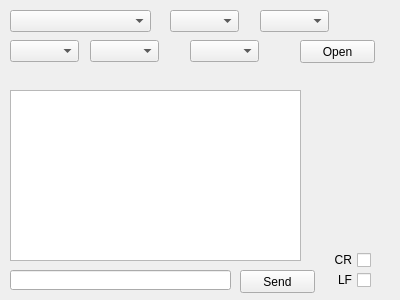
MrHause/CommunicationTester, file serial.ui: the form before one commit.
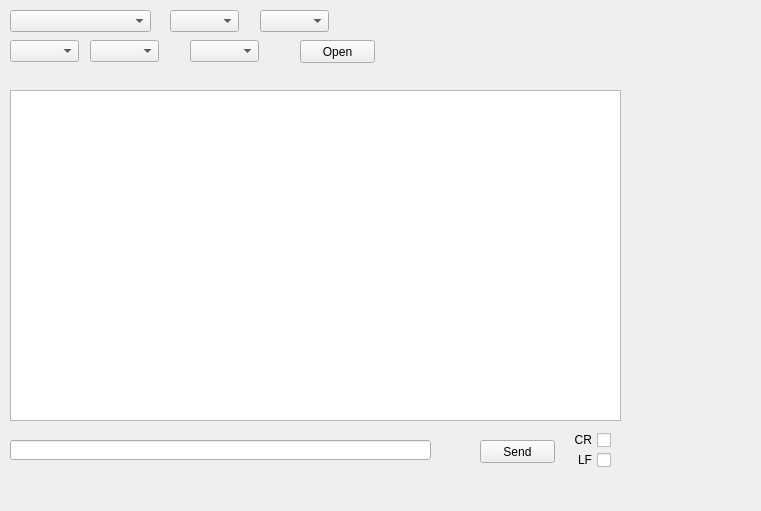
The form after the commit.

Commit message: obsluga cr/lf + deaktywacji serial opcji

The edit to the form file:
```diff
--- a/serial.ui
+++ b/serial.ui
@@ -6,10 +6,16 @@
    <rect>
     <x>0</x>
     <y>0</y>
-    <width>400</width>
-    <height>300</height>
+    <width>761</width>
+    <height>511</height>
    </rect>
   </property>
+  <property name="sizePolicy">
+   <sizepolicy hsizetype="Fixed" vsizetype="Fixed">
+    <horstretch>0</horstretch>
+    <verstretch>0</verstretch>
+   </sizepolicy>
+  </property>
   <property name="windowTitle">
    <string>Form</string>
   </property>
@@ -41,8 +47,8 @@
     <rect>
      <x>10</x>
      <y>90</y>
-     <width>291</width>
-     <height>171</height>
+     <width>611</width>
+     <height>331</height>
     </rect>
    </property>
   </widget>
@@ -96,8 +102,8 @@
    <property name="geometry">
     <rect>
      <x>10</x>
-     <y>270</y>
-     <width>221</width>
+     <y>440</y>
+     <width>421</width>
      <height>20</height>
     </rect>
    </property>
@@ -105,8 +111,8 @@
   <widget class="QPushButton" name="ButtonSend">
    <property name="geometry">
     <rect>
-     <x>240</x>
-     <y>270</y>
+     <x>480</x>
+     <y>440</y>
      <width>75</width>
      <height>23</height>
     </rect>
@@ -128,8 +134,8 @@
   <widget class="QCheckBox" name="checkBox_CR">
    <property name="geometry">
     <rect>
-     <x>330</x>
-     <y>250</y>
+     <x>570</x>
+     <y>430</y>
      <width>41</width>
      <height>20</height>
     </rect>
@@ -144,12 +150,18 @@
   <widget class="QCheckBox" name="checkBox_2">
    <property name="geometry">
     <rect>
-     <x>330</x>
-     <y>270</y>
+     <x>570</x>
+     <y>450</y>
      <width>41</width>
      <height>20</height>
     </rect>
    </property>
+   <property name="sizePolicy">
+    <sizepolicy hsizetype="Minimum" vsizetype="Fixed">
+     <horstretch>0</horstretch>
+     <verstretch>0</verstretch>
+    </sizepolicy>
+   </property>
    <property name="layoutDirection">
     <enum>Qt::RightToLeft</enum>
    </property>
```
Left out of the diff: 2 changed lines with no effect on the pictures. The commit also changes 4 other files.
